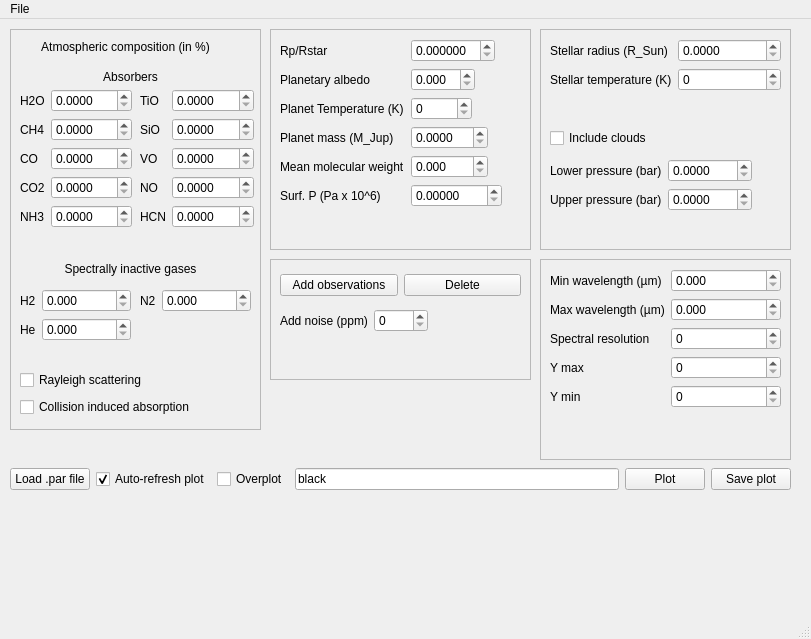
Above: gui.ui from ucl-exoplanets/TauREx_public before the change. Below: the same form after it.
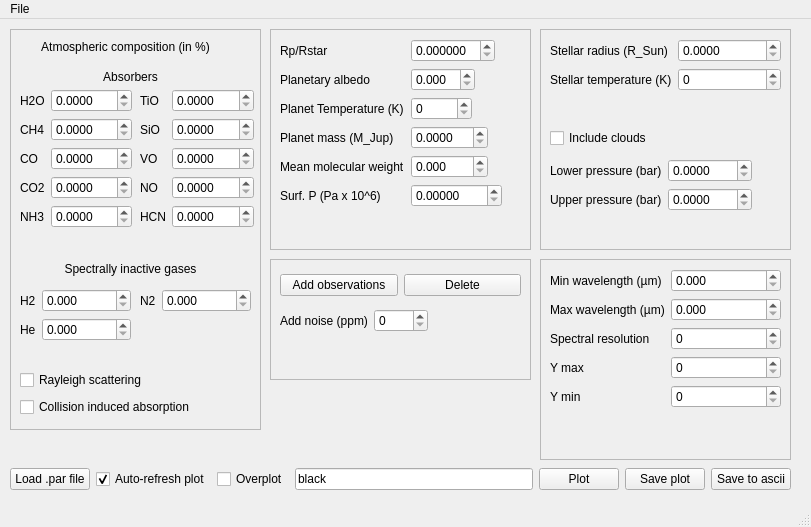
That is the form after the change.

```diff
--- a/gui.ui
+++ b/gui.ui
@@ -7,7 +7,7 @@
     <x>0</x>
     <y>0</y>
     <width>811</width>
-    <height>639</height>
+    <height>527</height>
    </rect>
   </property>
   <property name="sizePolicy">
@@ -815,6 +815,13 @@
        </property>
       </widget>
      </item>
+     <item>
+      <widget class="QPushButton" name="pushButton_save_ascii">
+       <property name="text">
+        <string>Save to ascii</string>
+       </property>
+      </widget>
+     </item>
     </layout>
    </widget>
   </widget>
```
